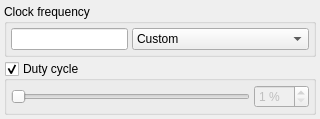
First picture: the form in apps/zxtune-qt/ui/preferences/aym.ui, repository vitamin-caig/zxtune, before the edit.
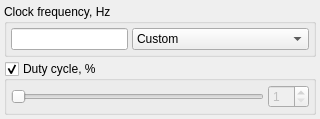
Second picture: the form after the edit.

```diff
--- a/apps/zxtune-qt/ui/preferences/aym.ui
+++ b/apps/zxtune-qt/ui/preferences/aym.ui
@@ -23,7 +23,7 @@
    <item>
     <widget class="QGroupBox" name="groupBox">
      <property name="title">
-      <string>Clock frequency</string>
+      <string>Clock frequency, Hz</string>
      </property>
      <layout class="QHBoxLayout">
       <property name="spacing">
@@ -86,7 +86,7 @@
       </sizepolicy>
      </property>
      <property name="title">
-      <string>Duty cycle</string>
+      <string>Duty cycle, %</string>
      </property>
      <property name="checkable">
       <bool>true</bool>
@@ -122,9 +122,6 @@
           <verstretch>0</verstretch>
          </sizepolicy>
         </property>
-        <property name="suffix">
-         <string notr="true"> %</string>
-        </property>
         <property name="minimum">
          <number>1</number>
         </property>
```
Left out of the diff: 8 changed lines with no effect on the pictures.
